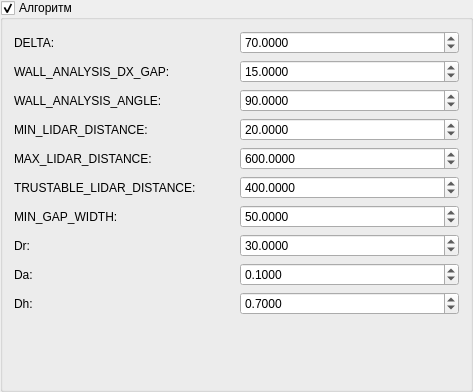
Qt form python/lidar_frame/controls/alg_controls.ui (AlexLexx706/robocar) before a commit.
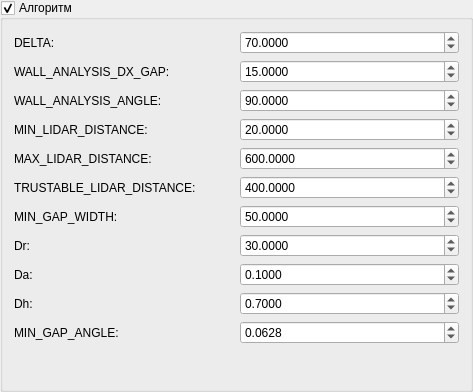
The same form after that commit.

Patch:
```diff
--- a/python/lidar_frame/controls/alg_controls.ui
+++ b/python/lidar_frame/controls/alg_controls.ui
@@ -280,7 +280,7 @@
      </property>
     </widget>
    </item>
-   <item row="10" column="0">
+   <item row="11" column="0">
     <spacer name="verticalSpacer_2">
      <property name="orientation">
       <enum>Qt::Vertical</enum>
@@ -293,6 +293,32 @@
      </property>
     </spacer>
    </item>
+   <item row="10" column="0">
+    <widget class="QLabel" name="label_22">
+     <property name="text">
+      <string>MIN_GAP_ANGLE:</string>
+     </property>
+    </widget>
+   </item>
+   <item row="10" column="1">
+    <widget class="QDoubleSpinBox" name="doubleSpinBox_MIN_GAP_ANGLE">
+     <property name="decimals">
+      <number>4</number>
+     </property>
+     <property name="minimum">
+      <double>-10000.000000000000000</double>
+     </property>
+     <property name="maximum">
+      <double>10000.000000000000000</double>
+     </property>
+     <property name="singleStep">
+      <double>0.001000000000000</double>
+     </property>
+     <property name="value">
+      <double>0.062800000000000</double>
+     </property>
+    </widget>
+   </item>
   </layout>
  </widget>
  <resources/>
```
Left out of the diff: 38 changed lines with no effect on the pictures.
